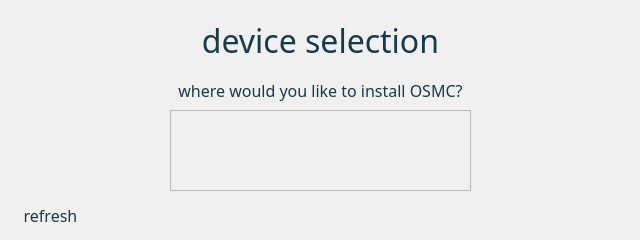
First picture: the form in installer/host/qt_host_installer/deviceselection.ui, repository osmc/osmc, before the edit.
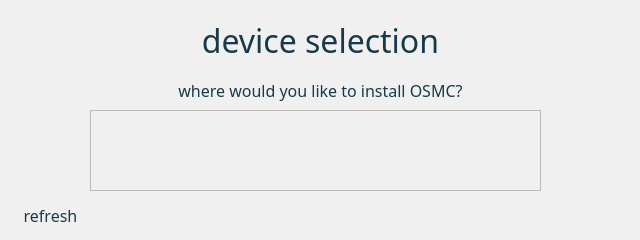
Second picture: the form after the edit. Icons and pictures are not drawn.

```diff
--- a/installer/host/qt_host_installer/deviceselection.ui
+++ b/installer/host/qt_host_installer/deviceselection.ui
@@ -188,9 +188,9 @@
   <widget class="QListWidget" name="devListWidget">
    <property name="geometry">
     <rect>
-     <x>170</x>
+     <x>90</x>
      <y>110</y>
-     <width>301</width>
+     <width>451</width>
      <height>81</height>
     </rect>
    </property>
```
